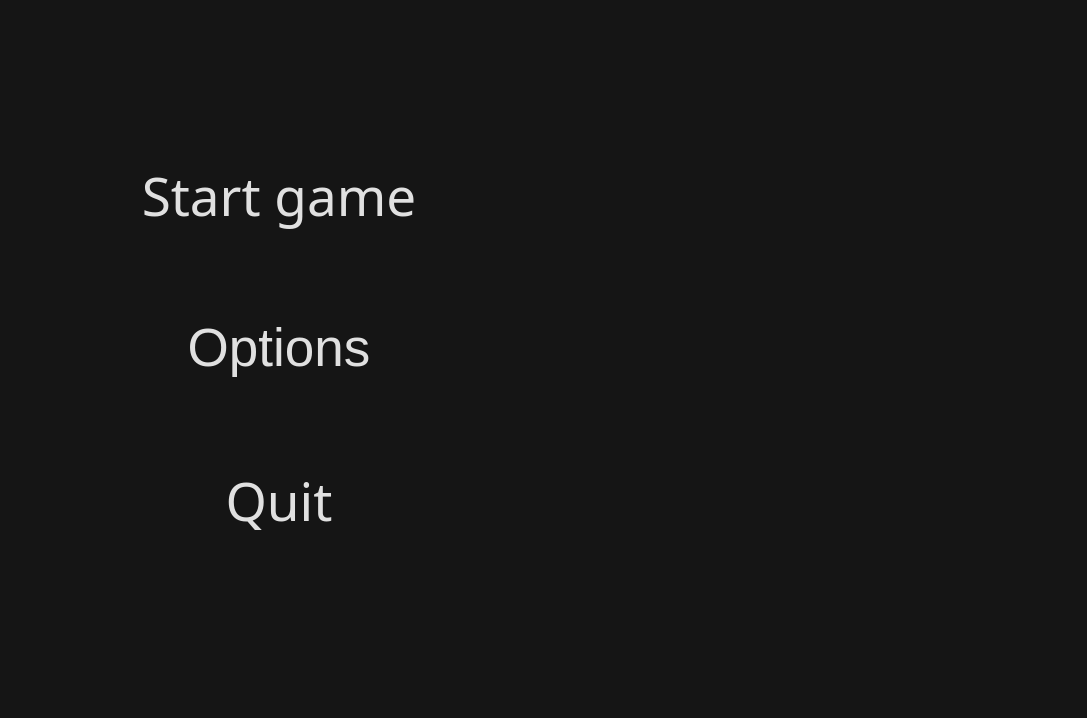
B3R63R/ChessApp, file startmenu.ui: the form before one commit.
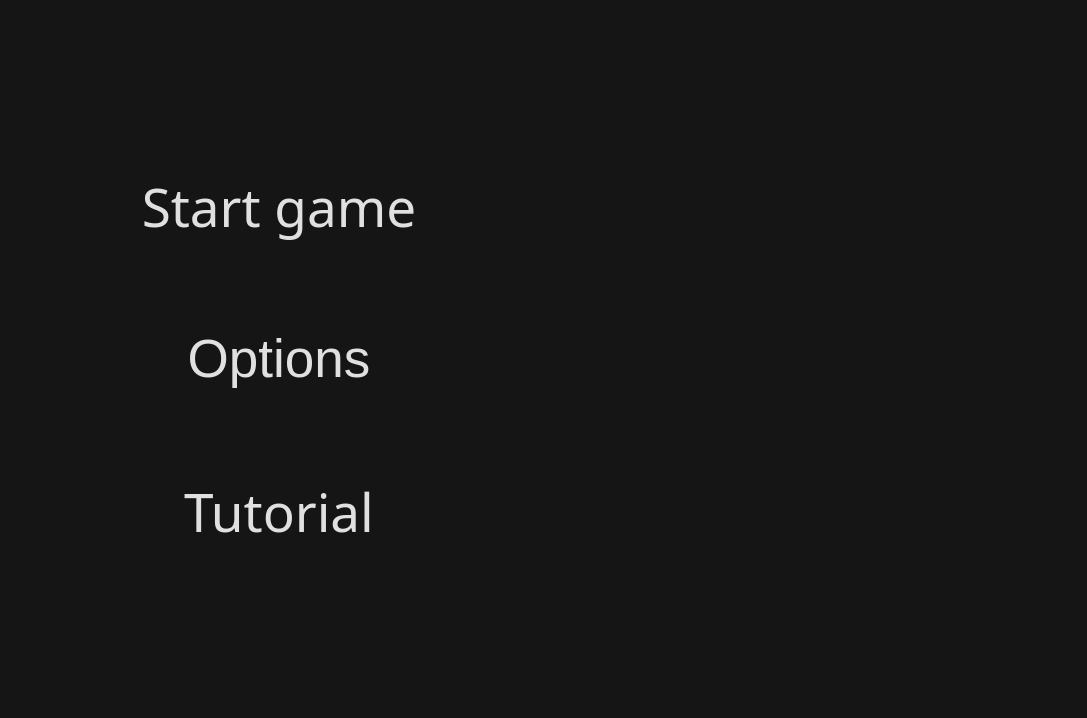
The form after the commit. Icons and pictures are not drawn.

Patch:
```diff
--- a/startmenu.ui
+++ b/startmenu.ui
@@ -20,6 +20,13 @@
    </property>
    <layout class="QHBoxLayout" name="horizontalLayout">
     <item>
+     <widget class="QStackedWidget" name="stackedWidget">
+      <property name="currentIndex">
+       <number>0</number>
+      </property>
+      <widget class="QWidget" name="page_Start">
+       <layout class="QGridLayout" name="gridLayout">
+        <item row="0" column="0">
      <widget class="QFrame" name="frame_2">
       <property name="sizePolicy">
        <sizepolicy hsizetype="Preferred" vsizetype="Preferred">
@@ -37,20 +44,176 @@
       <property name="frameShadow">
        <enum>QFrame::Shadow::Raised</enum>
       </property>
-      <layout class="QGridLayout" name="gridLayout_2">
-       <item row="1" column="4">
-        <spacer name="horizontalSpacer_2">
+          <layout class="QGridLayout" name="gridLayout_7">
+           <item row="1" column="2">
+            <spacer name="horizontalSpacer_17">
          <property name="orientation">
           <enum>Qt::Orientation::Horizontal</enum>
          </property>
+             <property name="sizeType">
+              <enum>QSizePolicy::Policy::Fixed</enum>
+             </property>
          <property name="sizeHint" stdset="0">
           <size>
-           <width>40</width>
+               <width>200</width>
            <height>20</height>
           </size>
          </property>
         </spacer>
        </item>
+           <item row="0" column="1">
+            <spacer name="verticalSpacer_41">
+             <property name="orientation">
+              <enum>Qt::Orientation::Vertical</enum>
+             </property>
+             <property name="sizeHint" stdset="0">
+              <size>
+               <width>20</width>
+               <height>40</height>
+              </size>
+             </property>
+            </spacer>
+           </item>
+           <item row="2" column="4">
+            <spacer name="verticalSpacer_42">
+             <property name="orientation">
+              <enum>Qt::Orientation::Vertical</enum>
+             </property>
+             <property name="sizeHint" stdset="0">
+              <size>
+               <width>20</width>
+               <height>40</height>
+              </size>
+             </property>
+            </spacer>
+           </item>
+           <item row="1" column="1">
+            <layout class="QVBoxLayout" name="verticalLayout_7">
+             <item>
+              <widget class="QPushButton" name="pushButton_start">
+               <property name="sizePolicy">
+                <sizepolicy hsizetype="Expanding" vsizetype="Fixed">
+                 <horstretch>0</horstretch>
+                 <verstretch>0</verstretch>
+                </sizepolicy>
+               </property>
+               <property name="maximumSize">
+                <size>
+                 <width>400</width>
+                 <height>125</height>
+                </size>
+               </property>
+               <property name="font">
+                <font>
+                 <family>CARDOT</family>
+                 <pointsize>40</pointsize>
+                </font>
+               </property>
+               <property name="styleSheet">
+                <string notr="true">QPushButton {
+    font-family: 'CARDOT';
+    font-size: 40pt;
+    border: none;
+	color: #E0E0E0;
+    background-color: transparent;
+    background-repeat: no-repeat;
+    background-position: center;
+	padding: 8px 15px; 
+}
+
+QPushButton:hover {
+    font-size: 42pt;
+	 color: #FFFFFF;
+	
+	
+}</string>
+               </property>
+               <property name="text">
+                <string> Start game </string>
+               </property>
+              </widget>
+             </item>
+             <item>
+              <widget class="QPushButton" name="pushButton_options">
+               <property name="styleSheet">
+                <string notr="true">QPushButton {
+    font-family: 'CARDOT';
+    font-size: 40pt;
+    border: none;
+	color: #E0E0E0;
+    background-color: transparent;
+    background-repeat: no-repeat;
+    background-position: center;
+	padding: 8px 15px; 
+}
+
+QPushButton:hover {
+    font-size: 42pt;
+	 color: #FFFFFF;
+}</string>
+               </property>
+               <property name="text">
+                <string>Options</string>
+               </property>
+              </widget>
+             </item>
+             <item>
+              <widget class="QPushButton" name="pushButton_button">
+               <property name="sizePolicy">
+                <sizepolicy hsizetype="Expanding" vsizetype="Fixed">
+                 <horstretch>0</horstretch>
+                 <verstretch>0</verstretch>
+                </sizepolicy>
+               </property>
+               <property name="maximumSize">
+                <size>
+                 <width>400</width>
+                 <height>125</height>
+                </size>
+               </property>
+               <property name="font">
+                <font>
+                 <family>CARDOT</family>
+                 <pointsize>40</pointsize>
+                </font>
+               </property>
+               <property name="styleSheet">
+                <string notr="true">QPushButton {
+    font-family: 'CARDOT';
+    font-size: 40pt;
+    border: none;
+	color: #E0E0E0;
+    background-color: transparent;
+    background-repeat: no-repeat;
+    background-position: center;
+	padding: 8px 15px; 
+}
+
+QPushButton:hover {
+    font-size: 42pt;
+	 color: #FFFFFF;
+}</string>
+               </property>
+               <property name="text">
+                <string>Tutorial</string>
+               </property>
+              </widget>
+             </item>
+            </layout>
+           </item>
+           <item row="0" column="3">
+            <spacer name="verticalSpacer_43">
+             <property name="orientation">
+              <enum>Qt::Orientation::Vertical</enum>
+             </property>
+             <property name="sizeHint" stdset="0">
+              <size>
+               <width>20</width>
+               <height>40</height>
+              </size>
+             </property>
+            </spacer>
+           </item>
        <item row="0" column="0">
         <spacer name="verticalSpacer_7">
          <property name="orientation">
@@ -90,21 +253,47 @@
          </property>
         </spacer>
        </item>
-       <item row="0" column="3">
-        <spacer name="verticalSpacer_2">
+           <item row="1" column="4">
+            <spacer name="horizontalSpacer_18">
          <property name="orientation">
-          <enum>Qt::Orientation::Vertical</enum>
+              <enum>Qt::Orientation::Horizontal</enum>
          </property>
          <property name="sizeHint" stdset="0">
           <size>
-           <width>20</width>
-           <height>40</height>
+               <width>40</width>
+               <height>20</height>
           </size>
          </property>
         </spacer>
        </item>
        <item row="2" column="3">
-        <spacer name="verticalSpacer_4">
+            <spacer name="verticalSpacer_47">
+             <property name="orientation">
+              <enum>Qt::Orientation::Vertical</enum>
+             </property>
+             <property name="sizeHint" stdset="0">
+              <size>
+               <width>20</width>
+               <height>40</height>
+              </size>
+             </property>
+            </spacer>
+           </item>
+           <item row="1" column="0">
+            <spacer name="horizontalSpacer_19">
+             <property name="orientation">
+              <enum>Qt::Orientation::Horizontal</enum>
+             </property>
+             <property name="sizeHint" stdset="0">
+              <size>
+               <width>40</width>
+               <height>20</height>
+              </size>
+             </property>
+            </spacer>
+           </item>
+           <item row="2" column="1">
+            <spacer name="verticalSpacer_48">
          <property name="orientation">
           <enum>Qt::Orientation::Vertical</enum>
          </property>
@@ -132,7 +321,7 @@
          </property>
          <property name="styleSheet">
           <string notr="true">
-#frame {
+#frame_7 {
 	border: none;
 	background-color: #151515;
 	background-repeat: no-repeat;
@@ -151,148 +340,15 @@
          </property>
         </widget>
        </item>
-       <item row="1" column="1">
-        <layout class="QVBoxLayout" name="verticalLayout_2">
-         <item>
-          <widget class="QPushButton" name="startButton">
-           <property name="sizePolicy">
-            <sizepolicy hsizetype="Expanding" vsizetype="Fixed">
-             <horstretch>0</horstretch>
-             <verstretch>0</verstretch>
-            </sizepolicy>
-           </property>
-           <property name="maximumSize">
-            <size>
-             <width>400</width>
-             <height>125</height>
-            </size>
-           </property>
-           <property name="font">
-            <font>
-             <family>CARDOT</family>
-             <pointsize>40</pointsize>
-            </font>
-           </property>
-           <property name="styleSheet">
-            <string notr="true">QPushButton {
-    font-family: 'CARDOT';
-    font-size: 40pt;
-    border: none;
-	color: #E0E0E0;
-    background-color: transparent;
-    background-repeat: no-repeat;
-    background-position: center;
-	padding: 8px 15px; 
-}
-
-QPushButton:hover {
-    font-size: 42pt;
-	 color: #FFFFFF;
-	
-	
-}</string>
-           </property>
-           <property name="text">
-            <string> Start game </string>
-           </property>
-          </widget>
-         </item>
-         <item>
-          <widget class="QPushButton" name="optionsButton">
-           <property name="styleSheet">
-            <string notr="true">QPushButton {
-    font-family: 'CARDOT';
-    font-size: 40pt;
-    border: none;
-	color: #E0E0E0;
-    background-color: transparent;
-    background-repeat: no-repeat;
-    background-position: center;
-	padding: 8px 15px; 
-}
-
-QPushButton:hover {
-    font-size: 42pt;
-	 color: #FFFFFF;
-}</string>
-           </property>
-           <property name="text">
-            <string>Options</string>
-           </property>
-          </widget>
-         </item>
-         <item>
-          <widget class="QPushButton" name="startButton_2">
-           <property name="sizePolicy">
-            <sizepolicy hsizetype="Expanding" vsizetype="Fixed">
-             <horstretch>0</horstretch>
-             <verstretch>0</verstretch>
-            </sizepolicy>
-           </property>
-           <property name="maximumSize">
-            <size>
-             <width>400</width>
-             <height>125</height>
-            </size>
-           </property>
-           <property name="font">
-            <font>
-             <family>CARDOT</family>
-             <pointsize>40</pointsize>
-            </font>
-           </property>
-           <property name="styleSheet">
-            <string notr="true">QPushButton {
-    font-family: 'CARDOT';
-    font-size: 40pt;
-    border: none;
-	color: #E0E0E0;
-    background-color: transparent;
-    background-repeat: no-repeat;
-    background-position: center;
-	padding: 8px 15px; 
-}
-
-QPushButton:hover {
-    font-size: 42pt;
-	 color: #FFFFFF;
-}</string>
-           </property>
-           <property name="text">
-            <string>Quit</string>
-           </property>
-          </widget>
-         </item>
-        </layout>
-       </item>
-       <item row="2" column="4">
-        <spacer name="verticalSpacer_5">
-         <property name="orientation">
-          <enum>Qt::Orientation::Vertical</enum>
-         </property>
-         <property name="sizeHint" stdset="0">
-          <size>
-           <width>20</width>
-           <height>40</height>
-          </size>
-         </property>
-        </spacer>
-       </item>
-       <item row="2" column="1">
-        <spacer name="verticalSpacer_3">
-         <property name="orientation">
-          <enum>Qt::Orientation::Vertical</enum>
-         </property>
-         <property name="sizeHint" stdset="0">
-          <size>
-           <width>20</width>
-           <height>40</height>
-          </size>
-         </property>
-        </spacer>
-       </item>
+          </layout>
+         </widget>
+        </item>
+       </layout>
+      </widget>
+      <widget class="QWidget" name="page_options">
+       <layout class="QGridLayout" name="gridLayout_8">
        <item row="1" column="0">
-        <spacer name="horizontalSpacer_4">
+         <spacer name="horizontalSpacer_20">
          <property name="orientation">
           <enum>Qt::Orientation::Horizontal</enum>
          </property>
@@ -304,57 +360,106 @@
          </property>
         </spacer>
        </item>
-       <item row="0" column="1">
-        <spacer name="verticalSpacer_6">
+        <item row="1" column="1">
+         <layout class="QVBoxLayout" name="verticalLayout">
+          <item>
+           <widget class="QCheckBox" name="checkBox">
+            <property name="text">
+             <string>Rotate after move</string>
+            </property>
+           </widget>
+          </item>
+          <item>
+           <widget class="QCheckBox" name="checkBox_2">
+            <property name="text">
+             <string>Promote always to queen</string>
+            </property>
+           </widget>
+          </item>
+          <item>
+           <widget class="QCheckBox" name="checkBox_3">
+            <property name="text">
+             <string>Move hits</string>
+            </property>
+           </widget>
+          </item>
+          <item>
+           <widget class="QCheckBox" name="checkBox_4">
+            <property name="text">
+             <string>Hide board numeration</string>
+            </property>
+           </widget>
+          </item>
+          <item>
+           <widget class="QLabel" name="label">
+            <property name="text">
+             <string>Sound Volume</string>
+            </property>
+           </widget>
+          </item>
+          <item>
+           <widget class="QSlider" name="horizontalSlider">
          <property name="orientation">
-          <enum>Qt::Orientation::Vertical</enum>
-         </property>
-         <property name="sizeHint" stdset="0">
-          <size>
-           <width>20</width>
-           <height>40</height>
-          </size>
-         </property>
-        </spacer>
+             <enum>Qt::Orientation::Horizontal</enum>
+            </property>
+           </widget>
+          </item>
+          <item>
+           <widget class="QComboBox" name="comboBox"/>
+          </item>
+          <item>
+           <widget class="QPushButton" name="pushButton">
+            <property name="text">
+             <string>PushButton</string>
+            </property>
+           </widget>
+          </item>
+         </layout>
        </item>
        <item row="1" column="2">
-        <spacer name="horizontalSpacer_5">
+         <spacer name="horizontalSpacer">
          <property name="orientation">
           <enum>Qt::Orientation::Horizontal</enum>
          </property>
-         <property name="sizeType">
-          <enum>QSizePolicy::Policy::Fixed</enum>
-         </property>
          <property name="sizeHint" stdset="0">
           <size>
-           <width>200</width>
+            <width>40</width>
            <height>20</height>
           </size>
          </property>
         </spacer>
        </item>
-      </layout>
-     </widget>
-    </item>
-   </layout>
-  </widget>
-  <widget class="QMenuBar" name="menubar">
-   <property name="geometry">
-    <rect>
-     <x>0</x>
-     <y>0</y>
-     <width>1087</width>
-     <height>22</height>
-    </rect>
-   </property>
-   <property name="styleSheet">
-    <string notr="true">background-color:  #151515;</string>
-   </property>
-  </widget>
-  <widget class="QStatusBar" name="statusbar">
-   <property name="styleSheet">
-    <string notr="true">background-color:  #151515;</string>
-   </property>
+        <item row="0" column="1">
+         <spacer name="verticalSpacer_49">
+          <property name="orientation">
+           <enum>Qt::Orientation::Vertical</enum>
+          </property>
+          <property name="sizeHint" stdset="0">
+           <size>
+            <width>20</width>
+            <height>40</height>
+           </size>
+          </property>
+         </spacer>
+        </item>
+        <item row="2" column="1">
+         <spacer name="verticalSpacer_50">
+          <property name="orientation">
+           <enum>Qt::Orientation::Vertical</enum>
+          </property>
+          <property name="sizeHint" stdset="0">
+           <size>
+            <width>20</width>
+            <height>40</height>
+           </size>
+          </property>
+         </spacer>
+        </item>
+       </layout>
+      </widget>
+     </widget>
+    </item>
+   </layout>
   </widget>
  </widget>
  <resources/>
```
Left out of the diff: 8 changed lines with no effect on the pictures. Lines whose indentation alone changed are shown as unchanged.
